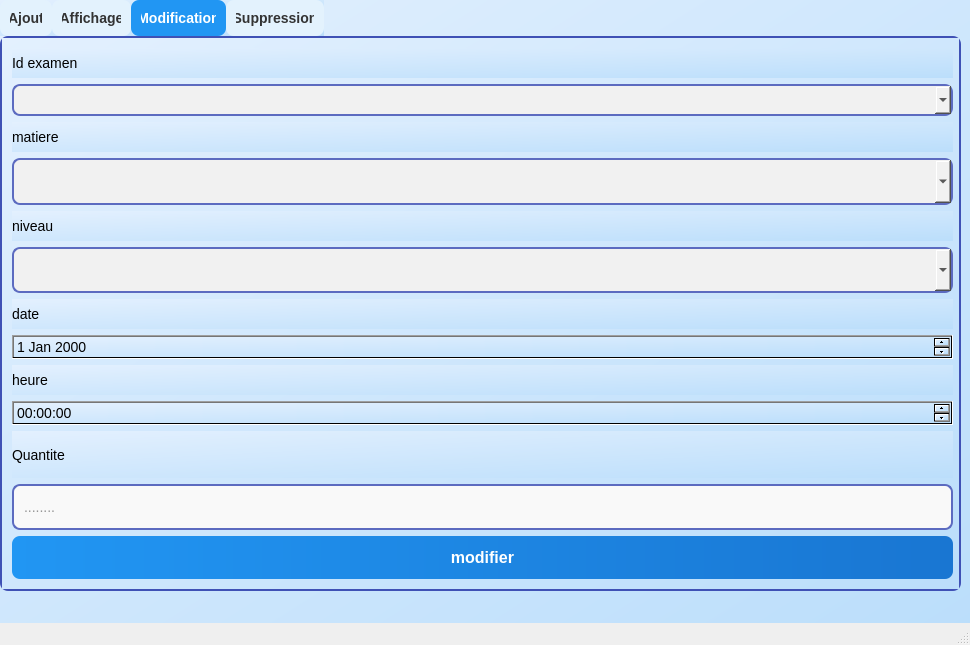
Qt form mainwindow.ui (azizjalloul1/projet-c-CODEHEXA) before a commit.
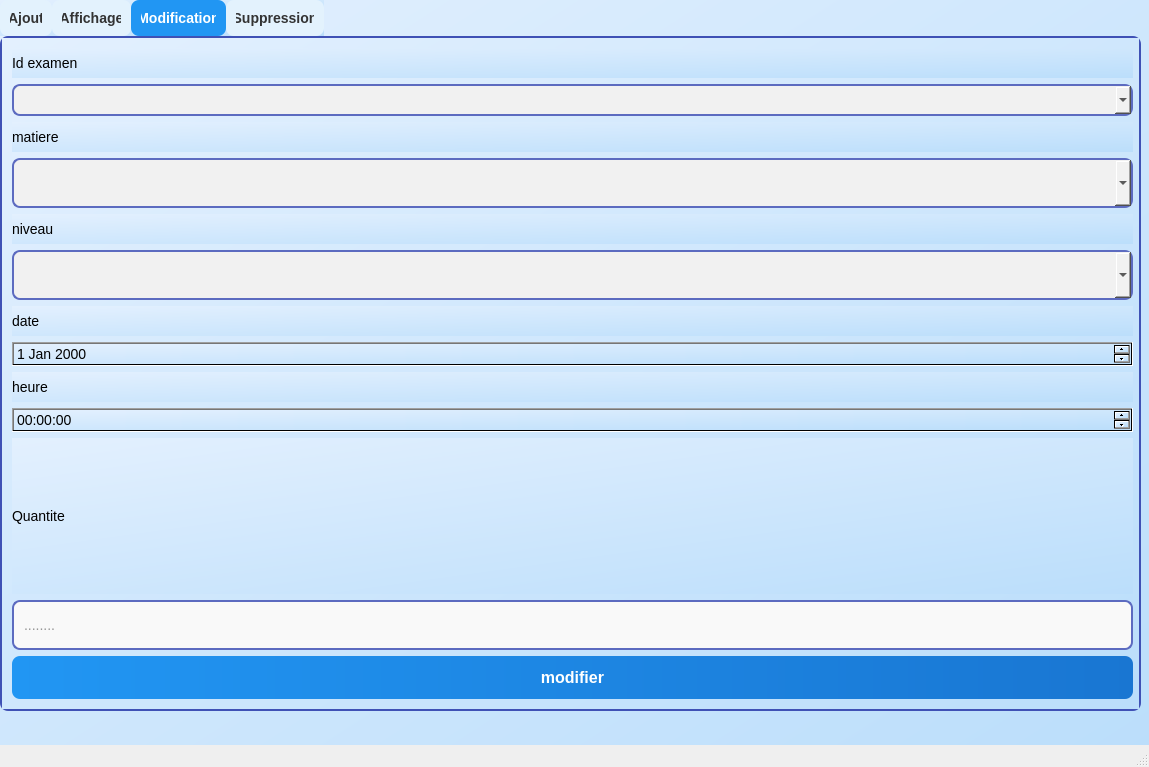
The same form after that commit. The open tabs and pages were chosen to show the change.

Patch:
```diff
--- a/mainwindow.ui
+++ b/mainwindow.ui
@@ -6,8 +6,8 @@
    <rect>
     <x>0</x>
     <y>0</y>
-    <width>970</width>
-    <height>645</height>
+    <width>1149</width>
+    <height>767</height>
    </rect>
   </property>
   <property name="windowTitle">
@@ -154,8 +154,8 @@
      <rect>
       <x>0</x>
       <y>0</y>
-      <width>961</width>
-      <height>591</height>
+      <width>1141</width>
+      <height>711</height>
      </rect>
     </property>
     <property name="styleSheet">
@@ -475,8 +475,8 @@
        <rect>
         <x>10</x>
         <y>10</y>
-        <width>941</width>
-        <height>531</height>
+        <width>1121</width>
+        <height>651</height>
        </rect>
       </property>
       <layout class="QVBoxLayout" name="verticalLayout_3">
```
Left out of the diff: 2 changed lines with no effect on the pictures.
